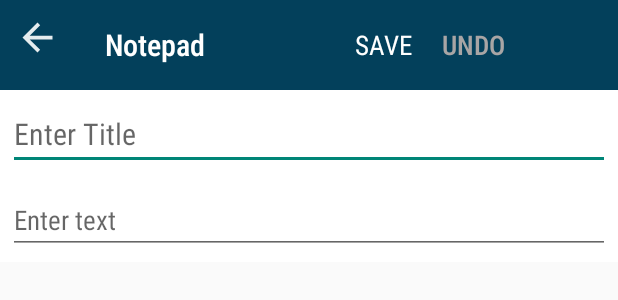
After one commit to minhtue2311/New_App_Testing, an Android app: the layout layout_detail_note.xml on its own in the app's theme, with its tools: preview values and no code run, on a phone screen of 412 x 824 dp. The commit adds this screen. Shown: the top 300 px of the screen. Run offline under Robolectric (Android 15) with nearby library versions, the phone set to English and light mode, and no system bars.

Commit message:
New Updates

```diff
--- /dev/null
+++ b/app/src/main/res/layout/layout_detail_note.xml
@@ -0,0 +1,82 @@
+<?xml version="1.0" encoding="utf-8"?>
+<LinearLayout xmlns:android="http://schemas.android.com/apk/res/android"
+    android:id="@+id/detailFragmentLayout"
+    android:layout_width="match_parent"
+    android:layout_height="match_parent"
+    android:orientation="vertical">
+<LinearLayout
+    android:layout_width="match_parent"
+    android:layout_height="60dp"
+    android:orientation="horizontal"
+    android:background="@color/theme_background">
+    <ImageButton
+        android:layout_width="30dp"
+        android:layout_height="30dp"
+        android:id="@+id/back"
+        android:elevation="5dp"
+        android:layout_margin="10dp"
+        android:background="@drawable/baseline_arrow_back_24"
+        android:backgroundTint="@color/white"/>
+    <TextView
+        android:id="@+id/txtName"
+        android:layout_width="wrap_content"
+        android:layout_height="wrap_content"
+        android:textSize="20sp"
+        android:textColor="@color/white"
+        android:text="@string/notepad"
+        android:layout_gravity="center_vertical"
+        android:layout_marginStart="20dp"
+        android:fontFamily="sans-serif-condensed-medium"/>
+    <TextView
+        android:id="@+id/txtSave"
+        android:layout_width="wrap_content"
+        android:layout_height="wrap_content"
+        android:textSize="18sp"
+        android:textColor="@color/white"
+        android:text="@string/save"
+        android:layout_gravity="center_vertical"
+        android:layout_marginStart="100dp"
+        android:fontFamily="sans-serif-condensed"/>
+    <TextView
+        android:id="@+id/txtUndo"
+        android:layout_width="wrap_content"
+        android:layout_height="wrap_content"
+        android:textSize="18sp"
+        android:textColor="#A8A5A5"
+        android:text="@string/undo"
+        android:layout_gravity="center_vertical"
+        android:layout_marginStart="20dp"
+        android:fontFamily="sans-serif-condensed-medium"/>
+</LinearLayout>
+<ScrollView
+    android:background="@color/white"
+    android:layout_width="match_parent"
+    android:layout_height="wrap_content">
+    <LinearLayout
+        android:layout_width="match_parent"
+        android:layout_height="wrap_content"
+        android:orientation="vertical">
+        <EditText
+            android:id="@+id/editTextTitle"
+            android:layout_width="match_parent"
+            android:layout_height="wrap_content"
+            android:singleLine="true"
+            android:textSize="20sp"
+            android:hint="@string/enter_title"
+            android:fontFamily="sans-serif-condensed"
+            android:textColor="@color/black"
+            android:layout_margin="5dp"/>
+        <EditText
+            android:id="@+id/editTextContent"
+            android:layout_width="match_parent"
+            android:layout_height="wrap_content"
+            android:singleLine="true"
+            android:textSize="18sp"
+            android:hint="@string/enter_text"
+            android:fontFamily="sans-serif-condensed"
+            android:textColor="@color/black"
+            android:layout_margin="5dp"/>
+    </LinearLayout>
+</ScrollView>
+
+</LinearLayout>
--- a/app/src/main/res/layout/layout_note_fragment.xml
+++ b/app/src/main/res/layout/layout_note_fragment.xml
@@ -116,6 +116,7 @@
             android:padding="10dp"
             app:layout_constraintStart_toStartOf="parent"/>
         <com.google.android.material.floatingactionbutton.FloatingActionButton
+            android:id="@+id/btnCreate"
             android:contentDescription="@string/floattingButton"
             app:layout_constraintBottom_toBottomOf="parent"
             app:layout_constraintEnd_toEndOf="parent"
--- a/app/src/main/res/values/strings.xml
+++ b/app/src/main/res/values/strings.xml
@@ -3,4 +3,8 @@
     <string name="notepad">Notepad</string>
     <string name="sort">Sort</string>
     <string name="floattingButton">FloatButton</string>
+    <string name="save">SAVE</string>
+    <string name="undo">UNDO</string>
+    <string name="enter_title">Enter Title</string>
+    <string name="enter_text">Enter text</string>
 </resources>
```
Also changed, not shown: app/src/main/java/com/example/myapplication/model/Note.kt (added, +46 -0 lines), app/src/main/java/com/example/myapplication/model/NoteDAO.kt (added, +23 -0 lines), app/src/main/java/com/example/myapplication/model/NoteDatabase.kt (added, +25 -0 lines), app/src/main/java/com/example/myapplication/note/DetailNoteFragment.kt (added, +23 -0 lines), app/src/main/java/com/example/myapplication/note/NoteFragment.kt (+7 -1 lines).
